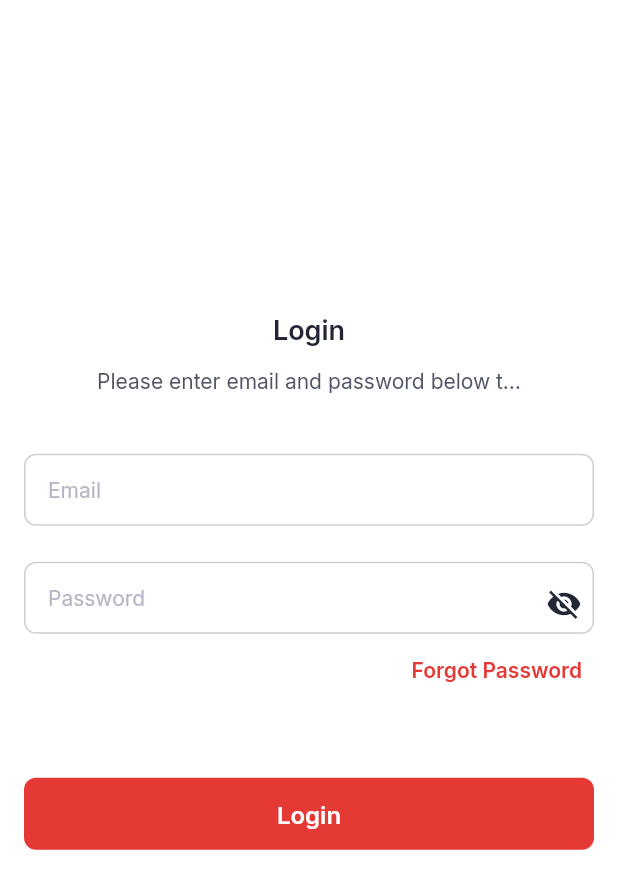
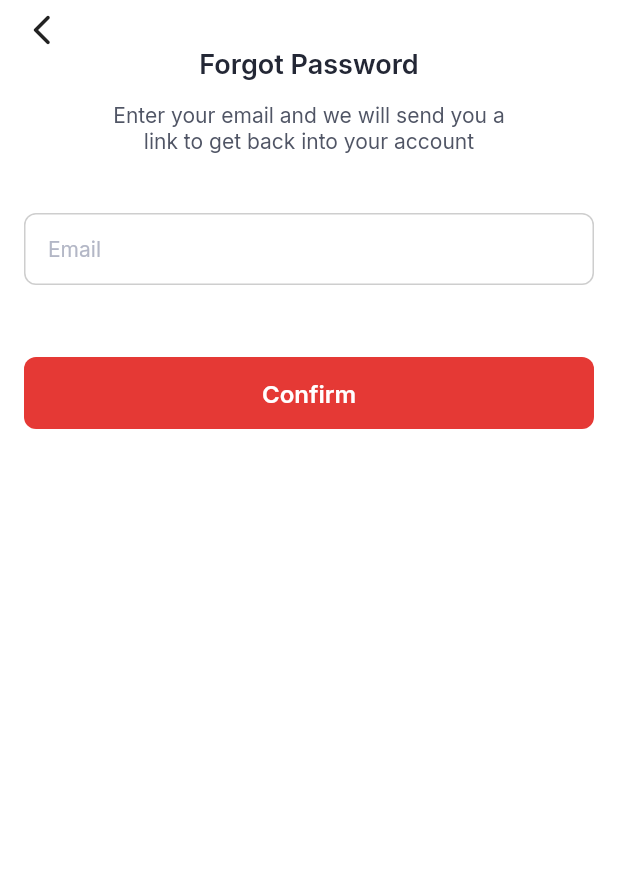
Before and after one commit to farlinahrul/fan_simple_app, a Flutter app: the screen it shows after launch, after a tap on "Forgot Password", on a phone screen of 412 x 824 dp. Shown: the top 889 px of the screen. Run offline on Flutter 3.47's test engine with Material 2 defaults, Android fonts, the phone set to English and light mode, and no system bars; our stand-ins replace get, google_fonts, pull_to_refresh, shared_preferences, sizer.

Commit message:
feat(ui): forgot password ui

```diff
--- /dev/null
+++ b/lib/feature/forgot_password/forgot_password_controller.dart
@@ -0,0 +1,14 @@
+import 'package:flutter/material.dart';
+
+import '../../data/remote/base/base_object_controller.dart';
+
+class ForgotPasswordController extends BaseObjectController {
+  TextEditingController emailController = TextEditingController();
+
+  Future<void> postForgotPassword() async {
+    Map<String, dynamic> requestBody = {};
+    requestBody["email"] = emailController.text;
+
+    loadingState();
+  }
+}
--- /dev/null
+++ b/lib/feature/forgot_password/forgot_password_page.dart
@@ -0,0 +1,130 @@
+import 'package:flutter/material.dart';
+import 'package:get/get.dart';
+
+import '../../resources/resources.dart';
+import '../../utils/helper/constant.dart';
+import '../../utils/helper/validator.dart';
+import '../../utils/widget/form/form_input_field_with_label.dart';
+import '../../utils/widget/primary_button.dart';
+import '../../utils/widget/text/text_inter.dart';
+import 'forgot_password_controller.dart';
+
+class ForgotPasswordPage extends StatelessWidget {
+  // const ForgotPasswordPage({ Key? key }) : super(key: key);
+
+  final GlobalKey<FormState> _formKey = GlobalKey<FormState>();
+
+  @override
+  Widget build(BuildContext context) {
+    return Scaffold(
+      body: SafeArea(
+        top: true,
+        bottom: true,
+        child: Form(
+          key: _formKey,
+          child: Padding(
+            padding: const EdgeInsets.symmetric(horizontal: 16.0),
+            child: SingleChildScrollView(
+              child: Container(
+                child: GetBuilder<ForgotPasswordController>(
+                  init: ForgotPasswordController(),
+                  builder: (controller) {
+                    return Column(
+                      mainAxisAlignment: MainAxisAlignment.spaceBetween,
+                      children: <Widget>[
+                        const SizedBox(height: 8),
+                        Align(
+                          alignment: Alignment.centerLeft,
+                          child: IconButton(
+                              padding: EdgeInsets.zero,
+                              constraints: const BoxConstraints(),
+                              icon:
+                                  const Icon(Icons.arrow_back_ios_new_rounded),
+                              iconSize: 24,
+                              onPressed: () {
+                                Get.back();
+                              }),
+                        ),
+                        Padding(
+                          padding: const EdgeInsets.symmetric(horizontal: 48.0),
+                          child: TextInter(
+                              size: 18,
+                              color: Resources.color.textHeadLine,
+                              fontWeight: Weightenum.semibold,
+                              text: "Forgot Password",
+                              align: TextAlign.center),
+                        ),
+                        const SizedBox(height: 14.0),
+                        Padding(
+                          padding: const EdgeInsets.symmetric(horizontal: 48.0),
+                          child: TextInter(
+                              size: 14,
+                              color: Resources.color.paragraphBody,
+                              fontWeight: Weightenum.regular,
+                              maxLines: 2,
+                              text:
+                                  "Enter your email and we will send you a link to get back into your account",
+                              align: TextAlign.center),
+                        ),
+                        const SizedBox(height: 40.0),
+                        AnimatedSwitcher(
+                          duration: const Duration(milliseconds: 250),
+                          child: controller.emailController.text != ""
+                              ? Visibility(
+                                  visible:
+                                      controller.emailController.text != "",
+                                  child: Column(children: [
+                                    Align(
+                                      alignment: Alignment.centerLeft,
+                                      child: TextInter(
+                                          size: 12,
+                                          color: Resources.color.paragraphBody,
+                                          fontWeight: Weightenum.regular,
+                                          text: 'txt_email'.tr),
+                                    ),
+                                    const SizedBox(height: 8.0),
+                                  ]),
+                                )
+                              : const SizedBox.shrink(),
+                        ),
+                        FormInputFieldWithLabel(
+                          enabled: !controller.isLoading,
+                          controller: controller.emailController,
+                          iconSuffix: null,
+                          labelText: 'txt_email'.tr,
+                          errorText: null,
+                          validator: Validator().email,
+                          obscureText: false,
+                          onChanged: (value) => controller.update(),
+                          onSaved: (value) =>
+                              controller.emailController.text = value!,
+                          onTap: () => null,
+                          maxLines: 1,
+                        ),
+                        SizedBox(height: 48),
+                        controller.isLoading
+                            ? const CircularProgressIndicator()
+                            : Container(),
+                        controller.isLoading
+                            ? Container()
+                            : PrimaryButton(
+                                title: 'txt_button_confirm'.tr,
+                                borderRadius: 8,
+                                shadowed: false,
+                                onPressed: () async {
+                                  if (_formKey.currentState!.validate()) {
+                                    controller.postForgotPassword();
+                                  }
+                                }),
+                      ],
+                    );
+                  },
+                ),
+              ),
+            ),
+          ),
+        ),
+      ),
+    );
+  }
+}
--- a/lib/feature/login/login_page.dart
+++ b/lib/feature/login/login_page.dart
@@ -60,12 +60,14 @@ class LoginPage extends StatelessWidget {
                               padding:
                                   const EdgeInsets.symmetric(horizontal: 48.0),
                               child: TextInter(
-                                  size: 14,
-                                  color: Resources.color.paragraphBody,
-                                  fontWeight: Weightenum.regular,
-                                  text:
-                                      "Please enter email and password below to continue",
-                                  align: TextAlign.center),
+                                size: 14,
+                                color: Resources.color.paragraphBody,
+                                fontWeight: Weightenum.regular,
+                                text:
+                                    "Please enter email and password below to continue",
+                                align: TextAlign.center,
+                                maxLines: 3,
+                              ),
                             ),
                             const SizedBox(height: 40.0),
                             AnimatedSwitcher(
@@ -103,7 +105,7 @@ class LoginPage extends StatelessWidget {
                               onTap: () => {},
                               maxLines: 1,
                             ),
-                            const FormVerticalSpace(),
+                            const SizedBox(height: 24),
                             AnimatedSwitcher(
                               duration: const Duration(milliseconds: 250),
                               child: controller.passwordController.text != ""
@@ -157,7 +159,7 @@ class LoginPage extends StatelessWidget {
                               alignment: Alignment.centerRight,
                               child: TextButton(
                                 onPressed: () {
-                                  Get.toNamed(PageName.login);
+                                  Get.toNamed(PageName.forgotPassword);
                                 },
                                 child: TextInter(
                                     size: 14,
@@ -166,12 +168,9 @@ class LoginPage extends StatelessWidget {
                                     text: 'txt_forgot_password'.tr),
                               ),
                             ),
-                            const FormVerticalSpace(height: 48),
+                            const SizedBox(height: 48),
                             controller.isLoading
                                 ? const CircularProgressIndicator()
-                                : Container(),
-                            controller.isLoading
-                                ? Container()
                                 : PrimaryButton(
                                     title: 'txt_button_login'.tr,
                                     borderRadius: 8,
@@ -181,6 +180,29 @@ class LoginPage extends StatelessWidget {
                                         controller.signInWithEmailAndPassword();
                                       }
                                     }),
+                            const SizedBox(height: 12),
+                            Row(
+                              mainAxisAlignment: MainAxisAlignment.center,
+                              children: [
+                                TextInter(
+                                  size: 14,
+                                  color: Resources.color.textSecondary1,
+                                  fontWeight: Weightenum.semibold,
+                                  text: 'Don\'t have any account? ',
+                                ),
+                                TextButton(
+                                  onPressed: () {
+
+                                  },
+                                  child: TextInter(
+                                    size: 14,
+                                    color: Resources.color.subBrand,
+                                    fontWeight: Weightenum.semibold,
+                                    text: 'Sign Up',
+                                  ),
+                                ),
+                              ],
+                            )
                           ],
                         );
                       },
@@ -195,8 +217,3 @@ class LoginPage extends StatelessWidget {
     );
   }
 }
-
-class FormVerticalSpace extends SizedBox {
-  const FormVerticalSpace({super.key, double height = 24.0})
-      : super(height: height);
-}
--- a/lib/routes/page_names.dart
+++ b/lib/routes/page_names.dart
@@ -1,4 +1,5 @@
 class PageName {
   static const String loader = "/loader";
   static const String login = "/login";
+  static const String forgotPassword = "/forgot-password";
 }
--- a/lib/routes/page_routes.dart
+++ b/lib/routes/page_routes.dart
@@ -1,3 +1,4 @@
+import 'package:fan_simple_app/feature/forgot_password/forgot_password_page.dart';
 import 'package:get/get.dart';
 import '../feature/loader/loading_page.dart';
 import '../feature/login/login_page.dart';
@@ -13,5 +14,9 @@ class PageRoutes {
       name: PageName.login,
       page: () => LoginPage(),
     ),
+    GetPage(
+      name: PageName.forgotPassword,
+      page: () => ForgotPasswordPage(),
+    ),
   ];
 }
```
